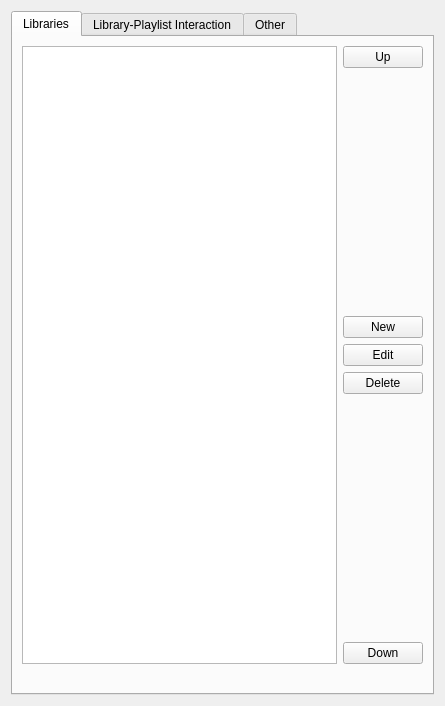
return42/sayonara, file src/GUI/Preferences/LibraryPreferences/GUI_LibraryPreferences.ui: the form before one commit.
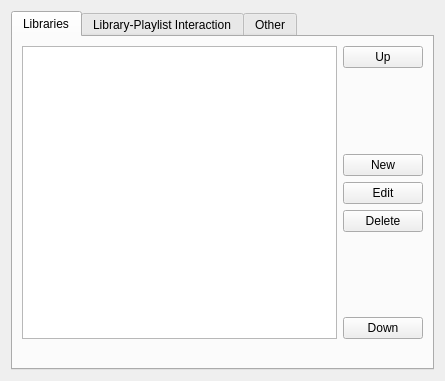
The form after the commit. The open tabs and pages were chosen to show the change.

```diff
--- a/src/GUI/Preferences/LibraryPreferences/GUI_LibraryPreferences.ui
+++ b/src/GUI/Preferences/LibraryPreferences/GUI_LibraryPreferences.ui
@@ -7,7 +7,7 @@
     <x>0</x>
     <y>0</y>
     <width>445</width>
-    <height>706</height>
+    <height>381</height>
    </rect>
   </property>
   <layout class="QGridLayout" name="gridLayout">
```
Left out of the diff: 2 changed lines with no effect on the pictures.
